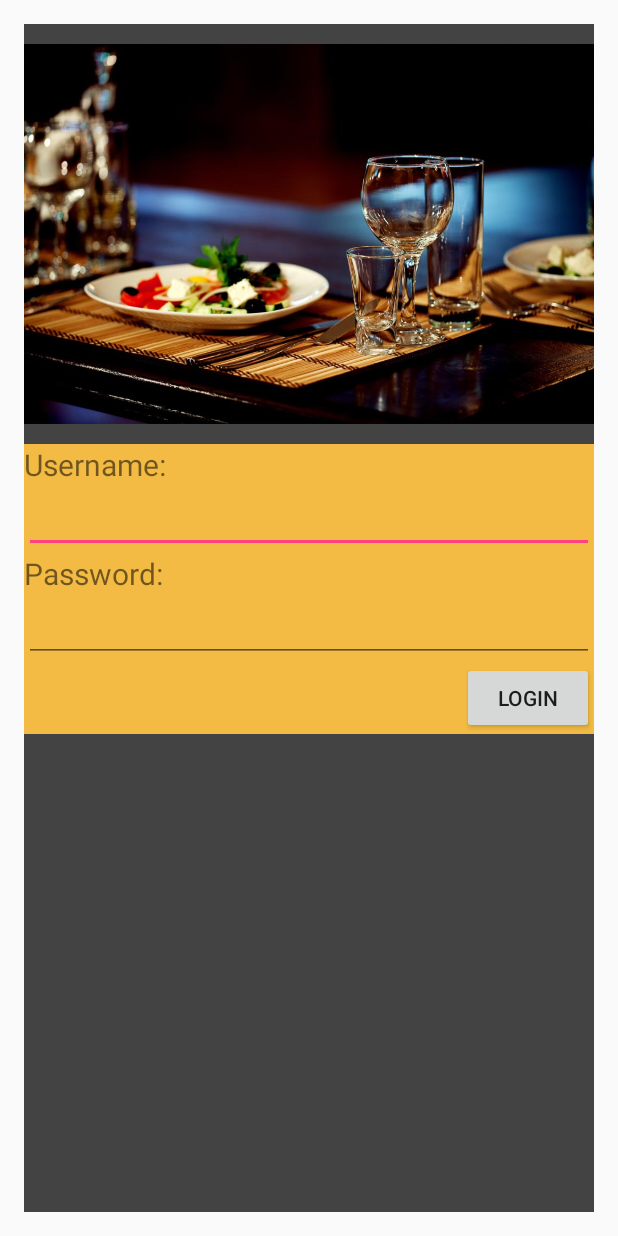
After one commit to maxwangry/Gourmet-Android, an Android app: the LoginActivity screen opened directly, with no data from a screen before it, on a phone screen of 412 x 824 dp. The commit adds this screen. Run offline under Robolectric (Android 15) with nearby library versions, the phone set to English and light mode, and no system bars.

Commit message:
Added Login UI

```diff
--- a/app/build.gradle
+++ b/app/build.gradle
@@ -29,4 +29,5 @@ dependencies {
     testCompile 'junit:junit:4.12'
     compile 'com.google.android.gms:play-services-maps:10.0.1'
     compile 'org.scribe:scribe:1.3.5'
+    compile 'com.android.volley:volley:1.0.0'
 }
--- a/app/src/main/AndroidManifest.xml
+++ b/app/src/main/AndroidManifest.xml
@@ -21,7 +21,7 @@
             android:name="com.google.android.geo.API_KEY"
             android:value="AIzaSyCc_GKv1_VT5S_fhlSJ-G-70rTQiQNCN94" />
 
-        <activity android:name=".RestaurantMapActivity"></activity>
+        <activity android:name=".RestaurantMapActivity" />
         <activity android:name=".MainActivity">
             <intent-filter>
                 <action android:name="android.intent.action.MAIN" />
@@ -29,6 +29,7 @@
                 <category android:name="android.intent.category.LAUNCHER" />
             </intent-filter>
         </activity>
+        <activity android:name=".LoginActivity" />
     </application>
 
 </manifest>
--- /dev/null
+++ b/app/src/main/java/com/app/ruoyu/gourmet/LoginActivity.java
@@ -0,0 +1,13 @@
+package com.app.ruoyu.gourmet;
+
+import android.app.Activity;
+import android.os.Bundle;
+
+public class LoginActivity extends Activity {
+
+    @Override
+    protected void onCreate(Bundle savedInstanceState) {
+        super.onCreate(savedInstanceState);
+        setContentView(R.layout.activity_login);
+    }
+}
--- a/app/src/main/java/com/app/ruoyu/gourmet/MainActivity.java
+++ b/app/src/main/java/com/app/ruoyu/gourmet/MainActivity.java
@@ -29,6 +29,8 @@ public class MainActivity extends AppCompatActivity {
             @Override
             public void onClick(View v) {
                 buttonBackend.setText("New text");
+                Intent intent = new Intent(MainActivity.this, LoginActivity.class);
+                startActivity(intent);
             }
         });
     }
--- /dev/null
+++ b/app/src/main/res/layout/activity_login.xml
@@ -0,0 +1,67 @@
+<?xml version="1.0" encoding="utf-8"?>
+<RelativeLayout xmlns:android="http://schemas.android.com/apk/res/android"
+    xmlns:tools="http://schemas.android.com/tools"
+    android:id="@+id/activity_login"
+    android:layout_width="match_parent"
+    android:layout_height="match_parent"
+    android:paddingBottom="@dimen/activity_vertical_margin"
+    android:paddingLeft="@dimen/activity_horizontal_margin"
+    android:paddingRight="@dimen/activity_horizontal_margin"
+    android:paddingTop="@dimen/activity_vertical_margin"
+    tools:context="com.app.ruoyu.gourmet.LoginActivity">
+
+    <LinearLayout xmlns:android="http://schemas.android.com/apk/res/android"
+        xmlns:tools="http://schemas.android.com/tools"
+        android:layout_width="match_parent"
+        android:layout_height="match_parent"
+        android:background="#434343"
+        android:orientation="vertical"
+        tools:context=".LoginActivity">
+
+        <ImageView
+            android:layout_width="match_parent"
+            android:layout_height="280dp"
+            android:src="@drawable/restaurant" />
+
+        <LinearLayout
+            android:layout_width="match_parent"
+            android:layout_height="wrap_content"
+            android:background="#F3BB43"
+            android:orientation="vertical">
+
+            <TextView
+                android:id="@+id/textView2"
+                android:layout_width="wrap_content"
+                android:layout_height="wrap_content"
+                android:text="Username:"
+                android:textSize="20sp" />
+
+            <EditText
+                android:id="@+id/editTextLogin"
+                android:layout_width="match_parent"
+                android:layout_height="wrap_content"
+                android:layout_gravity="center_horizontal" />
+
+
+            <TextView
+                android:layout_width="wrap_content"
+                android:layout_height="wrap_content"
+                android:text="Password:"
+                android:textSize="20sp" />
+
+            <EditText
+                android:id="@+id/editTextPassword"
+                android:layout_width="match_parent"
+                android:layout_height="wrap_content"
+                android:layout_gravity="center_horizontal" />
+
+
+            <Button
+                android:id="@+id/submit"
+                android:layout_width="wrap_content"
+                android:layout_height="wrap_content"
+                android:layout_gravity="right"
+                android:text="Login" />
+        </LinearLayout>
+    </LinearLayout>
+</RelativeLayout>
--- a/app/src/main/res/layout/activity_main.xml
+++ b/app/src/main/res/layout/activity_main.xml
@@ -8,7 +8,7 @@
     android:paddingLeft="@dimen/activity_horizontal_margin"
     android:paddingRight="@dimen/activity_horizontal_margin"
     android:paddingTop="@dimen/activity_vertical_margin"
-    tools:context="com.laioffer.laiofferproject.MainActivity">
+    tools:context="com.app.ruoyu.gourmet.LoginActivity">
 
     <Button
         android:id="@+id/button_yelp"
```
Also changed, not shown: app/src/main/res/drawable/restaurant.jpg (added).
